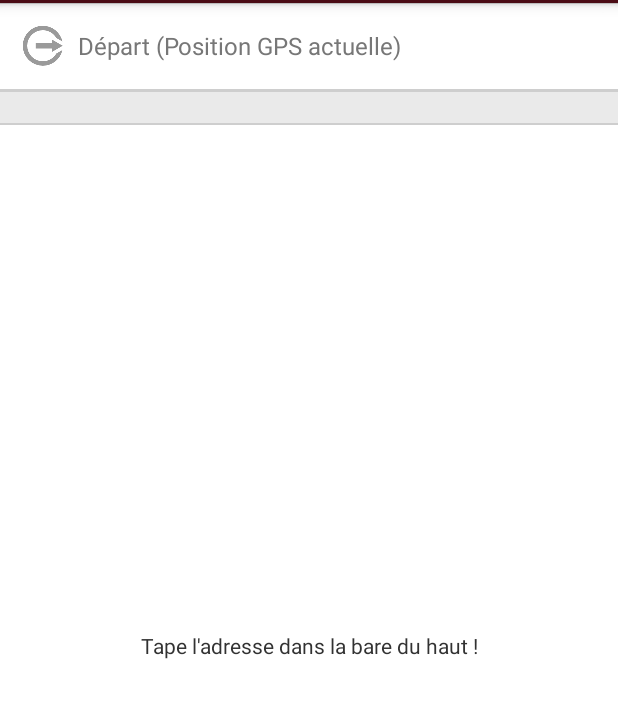
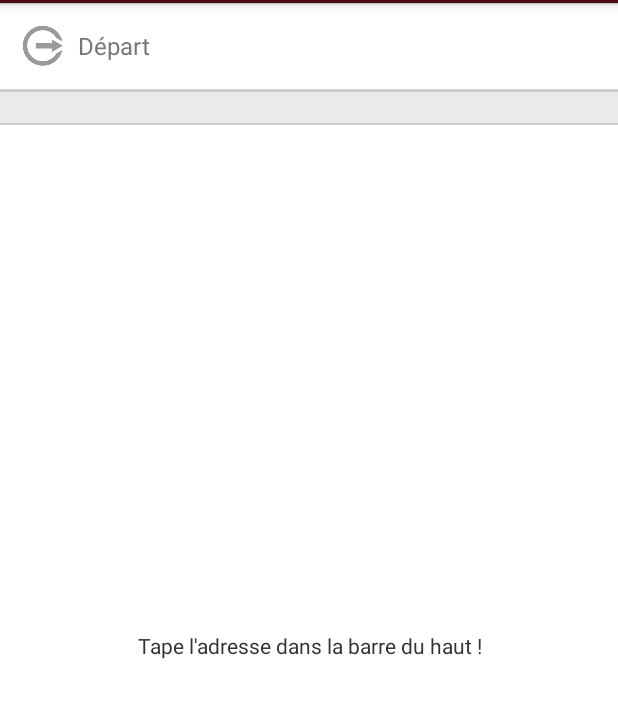
Before and after one commit to PoulpiFr/Pegasus, an Android app: the screen it shows after launch (MainActivity), on a phone screen of 412 x 824 dp, the part 69-787 px from its top. Run offline under Robolectric (Android 15) with nearby library versions, the phone set to English and light mode, and no system bars; libraries missing offline, so code that uses them is left out: retrofit.client; 5 statements that could not run were skipped.

Commit message:
Change departure text

```diff
--- a/pegasus/src/main/res/values/strings.xml
+++ b/pegasus/src/main/res/values/strings.xml
@@ -8,7 +8,7 @@
     <string name="drawer_open">Ouvrir le menu</string>
     <string name="drawer_close">Fermer le menu</string>
     <string name="from">De :</string>
-    <string name="from_gps">Départ (Position GPS actuelle)</string>
+    <string name="from_gps">Départ</string>
     <string name="to">Arrivée</string>
     <string name="to_gps">A : Position GPS actuelle</string>
     <string name="offline_mode_disabled">Mode hors-ligne désactivé</string>
@@ -19,7 +19,7 @@
     <string name="less_walking">Le moins de marche</string>
     <string name="alternative">Itinéraire alternatif</string>
     <string name="now">Maintenant</string>
-    <string name="no_predictions">Tape l'adresse dans la bare du haut !</string>
+    <string name="no_predictions">Tape l\'adresse dans la barre du haut !</string>
     <string name="google_api_subway_station">subway_station</string>
     <string name="google_api_rer_station">train_station</string>
     <string name="arrival">Arrivée :\u0020</string>
```
